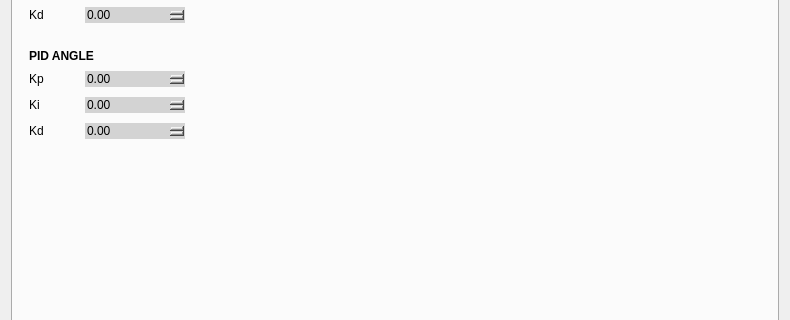
This is setup_panel/resource/setup.ui in GroupOfRobots/MiniRysRQT as Qt 5 draws it before an edit; both pictures show x 0 to 790 and y 178 to 498 of the 790 by 1082 pixel window. The edited form follows.
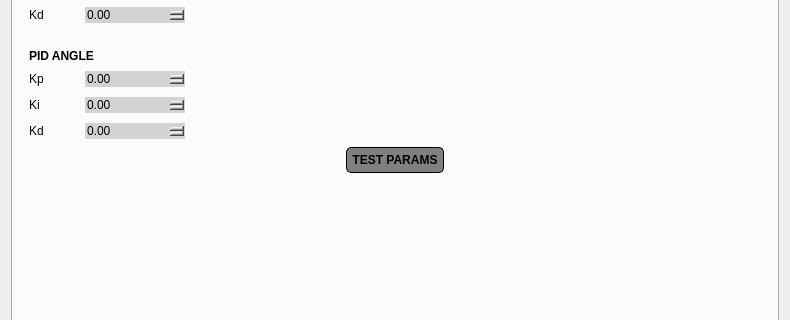
This is the edited form. The open tabs and pages were chosen to show the change.

```diff
--- a/setup_panel/resource/setup.ui
+++ b/setup_panel/resource/setup.ui
@@ -1542,7 +1542,27 @@
            </layout>
           </item>
           <item>
-           <spacer name="verticalSpacer_2">
+           <layout class="QHBoxLayout" name="horizontalLayout_20">
+            <item alignment="Qt::AlignHCenter">
+             <widget class="QPushButton" name="testParamsButtonUI">
+              <property name="cursor">
+               <cursorShape>PointingHandCursor</cursorShape>
+              </property>
+              <property name="styleSheet">
+               <string notr="true">font-weight: bold; border: 1px solid black;
+border-radius: 5px;
+padding: 5px;
+background: gray;</string>
+              </property>
+              <property name="text">
+               <string>TEST PARAMS</string>
+              </property>
+             </widget>
+            </item>
+           </layout>
+          </item>
+          <item>
+           <spacer name="spacer">
             <property name="orientation">
              <enum>Qt::Vertical</enum>
             </property>
```
Left out of the diff: 10 changed lines with no effect on the pictures.
